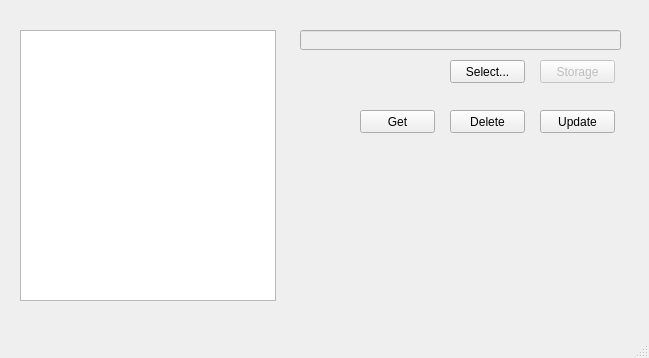
This is VPR_PC/filemanager.ui in AlronSze/VPR_in_Board as Qt 5 draws it before an edit. The edited form follows.
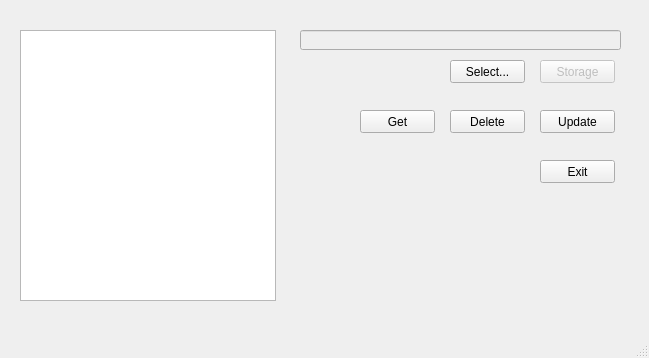
This is the edited form.

What changed in the file:
```diff
--- a/VPR_PC/filemanager.ui
+++ b/VPR_PC/filemanager.ui
@@ -105,6 +105,19 @@
      <string>Delete</string>
     </property>
    </widget>
+   <widget class="QPushButton" name="pushButton_exit">
+    <property name="geometry">
+     <rect>
+      <x>540</x>
+      <y>160</y>
+      <width>75</width>
+      <height>23</height>
+     </rect>
+    </property>
+    <property name="text">
+     <string>Exit</string>
+    </property>
+   </widget>
   </widget>
   <widget class="QStatusBar" name="statusbar"/>
  </widget>
```
